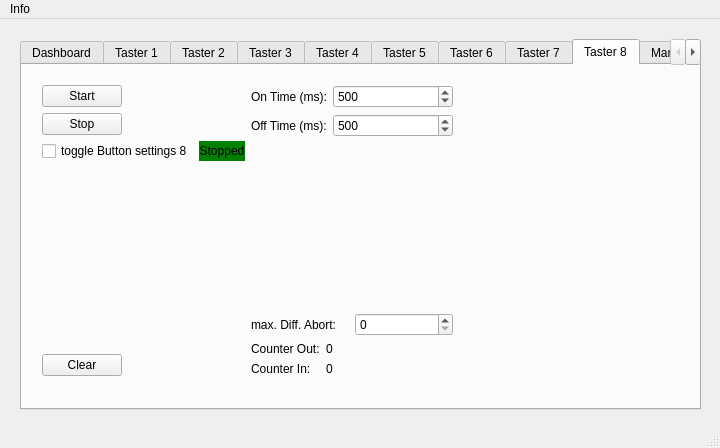
Above: Forms/TikTak.ui from joey9D/TicTac-Dashboard before the change. Below: the same form after it.
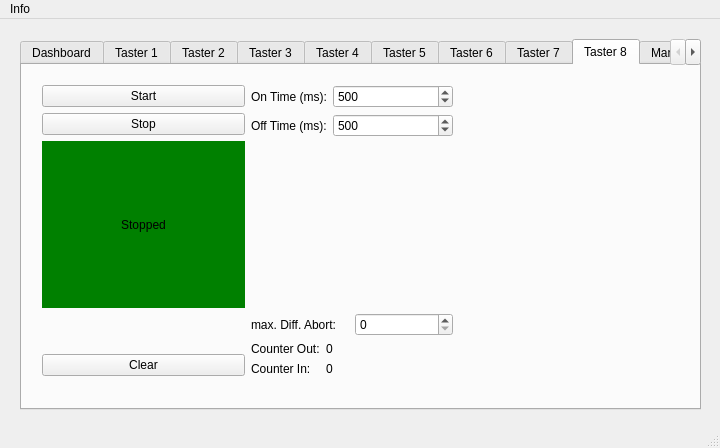
That is the form after the change. The open tabs and pages were chosen to show the change. Custom widgets are drawn as their Qt base class.

Commit message: update tab layout

```diff
--- a/Forms/TikTak.ui
+++ b/Forms/TikTak.ui
@@ -2286,34 +2286,7 @@
         <number>0</number>
        </property>
        <item>
-        <layout class="QFormLayout" name="fL_Logic8">
-         <item row="0" column="0">
-          <widget class="QPushButton" name="pB_Start8">
-           <property name="text">
-            <string>Start</string>
-           </property>
-          </widget>
-         </item>
-         <item row="1" column="0">
-          <widget class="QPushButton" name="pB_Stop8">
-           <property name="text">
-            <string>Stop</string>
-           </property>
-          </widget>
-         </item>
-         <item row="3" column="0">
-          <spacer name="vS_LogicButtons8">
-           <property name="orientation">
-            <enum>Qt::Orientation::Vertical</enum>
-           </property>
-           <property name="sizeHint" stdset="0">
-            <size>
-             <width>20</width>
-             <height>40</height>
-            </size>
-           </property>
-          </spacer>
-         </item>
+        <layout class="QGridLayout" name="gridLayout_10">
          <item row="4" column="0">
           <widget class="QPushButton" name="pB_Clear8">
            <property name="text">
@@ -2322,13 +2295,6 @@
           </widget>
          </item>
          <item row="2" column="0">
-          <widget class="AnimatedToggle" name="toggle_Button_settings8">
-           <property name="text">
-            <string>toggle Button settings 8</string>
-           </property>
-          </widget>
-         </item>
-         <item row="2" column="1">
           <widget class="QLabel" name="l_RunState8">
            <property name="styleSheet">
             <string notr="true">background-color: green; color: black</string>
@@ -2341,6 +2307,36 @@
            </property>
           </widget>
          </item>
+         <item row="1" column="0">
+          <widget class="QPushButton" name="pB_Stop8">
+           <property name="text">
+            <string>Stop</string>
+           </property>
+          </widget>
+         </item>
+         <item row="0" column="0">
+          <widget class="QPushButton" name="pB_Start8">
+           <property name="text">
+            <string>Start</string>
+           </property>
+          </widget>
+         </item>
+         <item row="3" column="0">
+          <spacer name="vS_LogicButtons8">
+           <property name="orientation">
+            <enum>Qt::Orientation::Vertical</enum>
+           </property>
+           <property name="sizeType">
+            <enum>QSizePolicy::Policy::Preferred</enum>
+           </property>
+           <property name="sizeHint" stdset="0">
+            <size>
+             <width>20</width>
+             <height>40</height>
+            </size>
+           </property>
+          </spacer>
+         </item>
         </layout>
        </item>
        <item>
```
Left out of the diff: 414 changed lines with no effect on the pictures.
